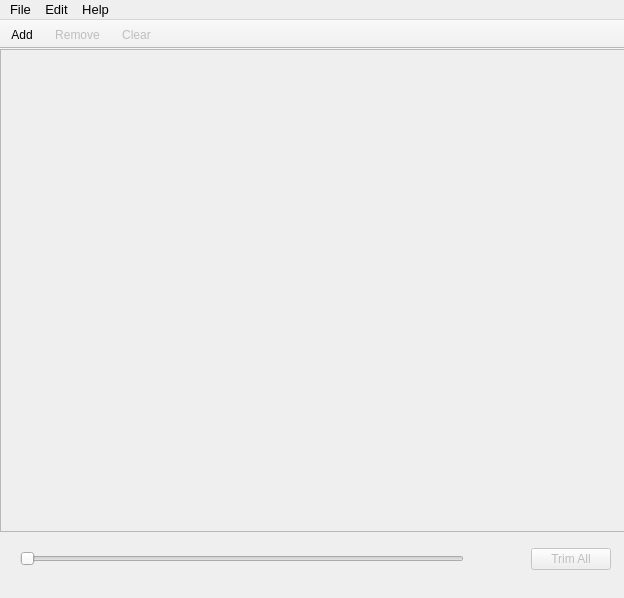
This is mainwindow.ui in IvanNugiban/VideoTrimmer as Qt 5 draws it before an edit. The edited form follows.
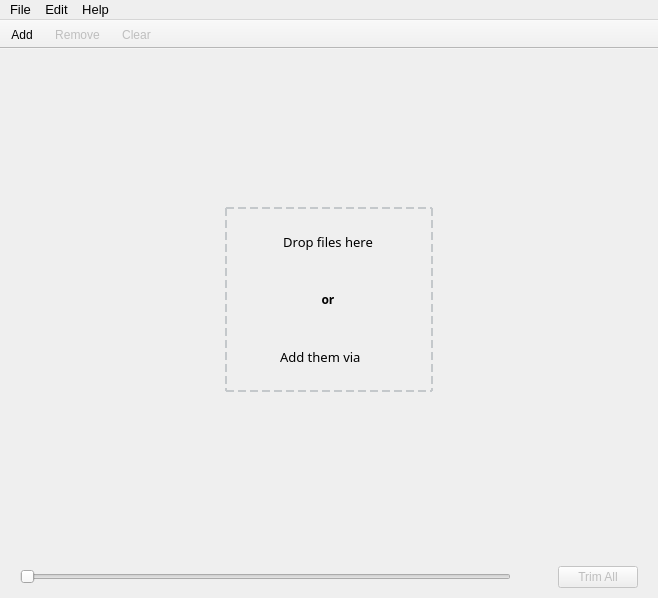
This is the edited form. Icons and pictures are not drawn.

Commit message:
Added skeleteon for file manager and changed ui
Now when + icon clicked file is "added" and page changing to page with files.

Patch:
```diff
--- a/mainwindow.ui
+++ b/mainwindow.ui
@@ -6,7 +6,7 @@
    <rect>
     <x>0</x>
     <y>0</y>
-    <width>624</width>
+    <width>658</width>
     <height>598</height>
    </rect>
   </property>
@@ -14,21 +14,269 @@
    <string>Video Trimmer</string>
   </property>
   <widget class="QWidget" name="centralwidget">
-   <widget class="QWidget" name="gridLayoutWidget">
-    <property name="geometry">
-     <rect>
-      <x>0</x>
-      <y>0</y>
-      <width>631</width>
-      <height>531</height>
-     </rect>
+   <layout class="QVBoxLayout" name="verticalLayout">
+    <property name="leftMargin">
+     <number>0</number>
     </property>
-    <layout class="QGridLayout" name="gridLayout">
+    <property name="topMargin">
+     <number>0</number>
+    </property>
+    <property name="rightMargin">
+     <number>0</number>
+    </property>
      <property name="bottomMargin">
       <number>0</number>
      </property>
-     <item row="2" column="0">
-      <layout class="QHBoxLayout" name="horizontalLayout_5" stretch="1,1,0">
+    <item>
+     <widget class="QStackedWidget" name="stackedWidget">
+      <property name="sizePolicy">
+       <sizepolicy hsizetype="Expanding" vsizetype="Expanding">
+        <horstretch>0</horstretch>
+        <verstretch>0</verstretch>
+       </sizepolicy>
+      </property>
+      <property name="currentIndex">
+       <number>1</number>
+      </property>
+      <widget class="QWidget" name="files_page"/>
+      <widget class="QWidget" name="no_files_page">
+       <property name="sizePolicy">
+        <sizepolicy hsizetype="Expanding" vsizetype="Expanding">
+         <horstretch>0</horstretch>
+         <verstretch>0</verstretch>
+        </sizepolicy>
+       </property>
+       <layout class="QVBoxLayout" name="verticalLayout_2">
+        <item>
+         <spacer name="verticalSpacer_19">
+          <property name="orientation">
+           <enum>Qt::Vertical</enum>
+          </property>
+          <property name="sizeType">
+           <enum>QSizePolicy::Preferred</enum>
+          </property>
+          <property name="sizeHint" stdset="0">
+           <size>
+            <width>20</width>
+            <height>140</height>
+           </size>
+          </property>
+         </spacer>
+        </item>
+        <item>
+         <widget class="QWidget" name="widget_10" native="true">
+          <property name="sizePolicy">
+           <sizepolicy hsizetype="Preferred" vsizetype="Preferred">
+            <horstretch>0</horstretch>
+            <verstretch>0</verstretch>
+           </sizepolicy>
+          </property>
+          <layout class="QHBoxLayout" name="horizontalLayout_11">
+           <item>
+            <spacer name="horizontalSpacer_38">
+             <property name="orientation">
+              <enum>Qt::Horizontal</enum>
+             </property>
+             <property name="sizeType">
+              <enum>QSizePolicy::Expanding</enum>
+             </property>
+             <property name="sizeHint" stdset="0">
+              <size>
+               <width>150</width>
+               <height>20</height>
+              </size>
+             </property>
+            </spacer>
+           </item>
+           <item>
+            <widget class="QWidget" name="message_container_10" native="true">
+             <property name="sizePolicy">
+              <sizepolicy hsizetype="MinimumExpanding" vsizetype="MinimumExpanding">
+               <horstretch>0</horstretch>
+               <verstretch>0</verstretch>
+              </sizepolicy>
+             </property>
+             <property name="styleSheet">
+              <string notr="true">border: 2px dashed #C4C8CB</string>
+             </property>
+             <layout class="QVBoxLayout" name="verticalLayout_12">
+              <property name="rightMargin">
+               <number>11</number>
+              </property>
+              <item>
+               <widget class="QLabel" name="or_text_10">
+                <property name="sizePolicy">
+                 <sizepolicy hsizetype="Minimum" vsizetype="Minimum">
+                  <horstretch>0</horstretch>
+                  <verstretch>0</verstretch>
+                 </sizepolicy>
+                </property>
+                <property name="font">
+                 <font>
+                  <family>Segoe Print</family>
+                  <pointsize>10</pointsize>
+                 </font>
+                </property>
+                <property name="styleSheet">
+                 <string notr="true">border:0</string>
+                </property>
+                <property name="text">
+                 <string>Drop files here</string>
+                </property>
+                <property name="alignment">
+                 <set>Qt::AlignCenter</set>
+                </property>
+               </widget>
+              </item>
+              <item>
+               <widget class="QLabel" name="drop_file_text_10">
+                <property name="sizePolicy">
+                 <sizepolicy hsizetype="Minimum" vsizetype="Minimum">
+                  <horstretch>0</horstretch>
+                  <verstretch>0</verstretch>
+                 </sizepolicy>
+                </property>
+                <property name="font">
+                 <font>
+                  <family>Segoe Print</family>
+                  <bold>true</bold>
+                 </font>
+                </property>
+                <property name="styleSheet">
+                 <string notr="true">border:0</string>
+                </property>
+                <property name="text">
+                 <string>or</string>
+                </property>
+                <property name="alignment">
+                 <set>Qt::AlignCenter</set>
+                </property>
+               </widget>
+              </item>
+              <item>
+               <layout class="QHBoxLayout" name="add_via_container_10" stretch="0,1,1,0">
+                <property name="topMargin">
+                 <number>0</number>
+                </property>
+                <property name="bottomMargin">
+                 <number>0</number>
+                </property>
+                <item>
+                 <spacer name="horizontalSpacer_39">
+                  <property name="orientation">
+                   <enum>Qt::Horizontal</enum>
+                  </property>
+                  <property name="sizeHint" stdset="0">
+                   <size>
+                    <width>40</width>
+                    <height>20</height>
+                   </size>
+                  </property>
+                 </spacer>
+                </item>
+                <item>
+                 <widget class="QLabel" name="add_via_text_10">
+                  <property name="sizePolicy">
+                   <sizepolicy hsizetype="Fixed" vsizetype="Minimum">
+                    <horstretch>0</horstretch>
+                    <verstretch>0</verstretch>
+                   </sizepolicy>
+                  </property>
+                  <property name="font">
+                   <font>
+                    <family>Segoe Print</family>
+                    <pointsize>10</pointsize>
+                   </font>
+                  </property>
+                  <property name="styleSheet">
+                   <string notr="true">border:0</string>
+                  </property>
+                  <property name="text">
+                   <string>Add them via </string>
+                  </property>
+                  <property name="alignment">
+                   <set>Qt::AlignCenter</set>
+                  </property>
+                 </widget>
+                </item>
+                <item>
+                 <widget class="QLabel" name="plus_icon_10">
+                  <property name="sizePolicy">
+                   <sizepolicy hsizetype="Fixed" vsizetype="Minimum">
+                    <horstretch>0</horstretch>
+                    <verstretch>0</verstretch>
+                   </sizepolicy>
+                  </property>
+                  <property name="styleSheet">
+                   <string notr="true">border: 0</string>
+                  </property>
+                  <property name="text">
+                   <string/>
+                  </property>
+                  <property name="pixmap">
+                   <pixmap resource="resources/res.qrc">:/img/plus-small.png</pixmap>
+                  </property>
+                 </widget>
+                </item>
+                <item>
+                 <spacer name="horizontalSpacer_40">
+                  <property name="orientation">
+                   <enum>Qt::Horizontal</enum>
+                  </property>
+                  <property name="sizeHint" stdset="0">
+                   <size>
+                    <width>40</width>
+                    <height>20</height>
+                   </size>
+                  </property>
+                 </spacer>
+                </item>
+               </layout>
+              </item>
+             </layout>
+            </widget>
+           </item>
+           <item>
+            <spacer name="horizontalSpacer_41">
+             <property name="orientation">
+              <enum>Qt::Horizontal</enum>
+             </property>
+             <property name="sizeType">
+              <enum>QSizePolicy::Expanding</enum>
+             </property>
+             <property name="sizeHint" stdset="0">
+              <size>
+               <width>40</width>
+               <height>20</height>
+              </size>
+             </property>
+            </spacer>
+           </item>
+          </layout>
+         </widget>
+        </item>
+        <item>
+         <spacer name="verticalSpacer_20">
+          <property name="orientation">
+           <enum>Qt::Vertical</enum>
+          </property>
+          <property name="sizeType">
+           <enum>QSizePolicy::Preferred</enum>
+          </property>
+          <property name="sizeHint" stdset="0">
+           <size>
+            <width>20</width>
+            <height>140</height>
+           </size>
+          </property>
+         </spacer>
+        </item>
+       </layout>
+      </widget>
+     </widget>
+    </item>
+    <item>
+     <layout class="QHBoxLayout" name="horizontalLayout_6" stretch="0,0,0">
        <property name="spacing">
         <number>7</number>
        </property>
@@ -45,7 +293,7 @@
         <number>10</number>
        </property>
        <item>
-        <widget class="QSlider" name="horizontalSlider">
+       <widget class="QSlider" name="horizontalSlider_2">
          <property name="enabled">
           <bool>false</bool>
          </property>
@@ -61,23 +309,23 @@
         </widget>
        </item>
        <item>
-        <spacer name="horizontalSpacer">
+       <spacer name="horizontalSpacer_2">
          <property name="orientation">
           <enum>Qt::Horizontal</enum>
          </property>
          <property name="sizeType">
-          <enum>QSizePolicy::Fixed</enum>
+         <enum>QSizePolicy::Minimum</enum>
          </property>
          <property name="sizeHint" stdset="0">
           <size>
-           <width>60</width>
+          <width>40</width>
            <height>20</height>
           </size>
          </property>
         </spacer>
        </item>
        <item>
-        <widget class="QPushButton" name="pushButton_2">
+       <widget class="QPushButton" name="pushButton_3">
          <property name="enabled">
           <bool>false</bool>
          </property>
@@ -94,41 +342,14 @@
        </item>
       </layout>
      </item>
-     <item row="0" column="0">
-      <widget class="QScrollArea" name="scrollArea">
-       <property name="enabled">
-        <bool>true</bool>
-       </property>
-       <property name="sizePolicy">
-        <sizepolicy hsizetype="Expanding" vsizetype="Expanding">
-         <horstretch>0</horstretch>
-         <verstretch>0</verstretch>
-        </sizepolicy>
-       </property>
-       <property name="widgetResizable">
-        <bool>true</bool>
-       </property>
-       <widget class="QWidget" name="scrollAreaWidgetContents_4">
-        <property name="geometry">
-         <rect>
-          <x>0</x>
-          <y>0</y>
-          <width>627</width>
-          <height>471</height>
-         </rect>
-        </property>
-       </widget>
-      </widget>
-     </item>
-    </layout>
-   </widget>
+   </layout>
   </widget>
   <widget class="QMenuBar" name="menuBar">
    <property name="geometry">
     <rect>
      <x>0</x>
      <y>0</y>
-     <width>624</width>
+     <width>658</width>
      <height>27</height>
     </rect>
    </property>
```
Lines whose indentation alone changed are shown as unchanged. The commit also changes 7 other files.
